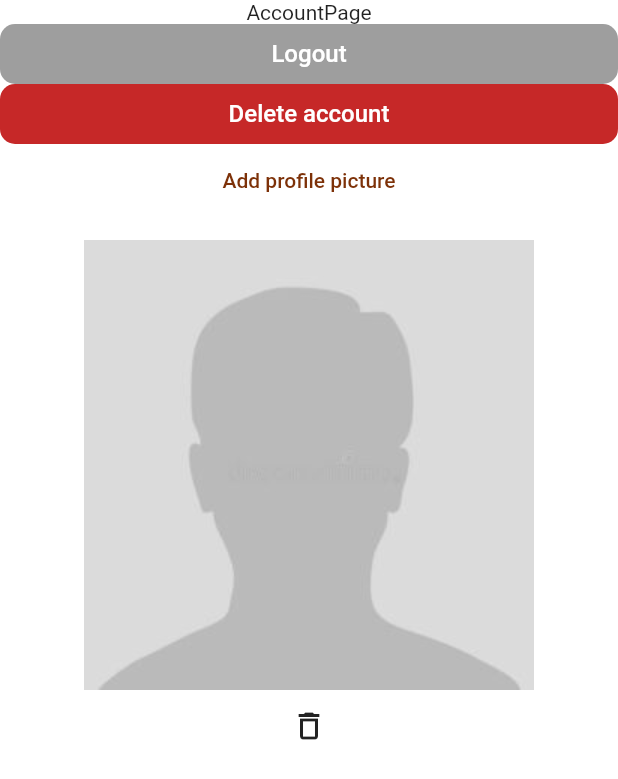
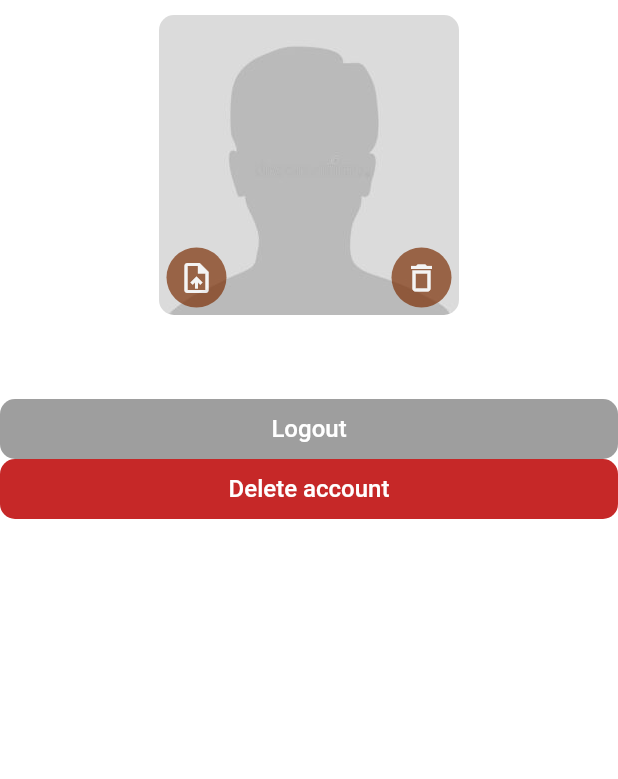
Before and after one commit to EliasReutelsterz/spa, a Flutter app: the Account screen opened directly, on a phone screen of 412 x 824 dp. Shown: the top 779 px of the screen. Run offline on Flutter 3.47's test engine with Material 2 defaults, Android fonts, the phone set to English and light mode, and no system bars; our stand-ins replace auto_route, bloc, cloud_firestore, dartz, firebase_auth, firebase_core and 4 more; accounts and stored records are empty; network calls fail; Roboto replaces fonts that are missing (Rubik).

Commit message:
first front end work for account page

```diff
--- a/lib/presentation/account/account.dart
+++ b/lib/presentation/account/account.dart
@@ -1,10 +1,8 @@
 import 'package:flutter/material.dart';
-import 'package:improsso/presentation/account/buttons/add_profile_picture_button.dart';
 import 'package:improsso/presentation/account/buttons/delete_account_button.dart';
-import 'package:improsso/presentation/account/buttons/delete_profile_picture.dart';
 import 'package:improsso/presentation/account/buttons/log_out_button.dart';
+import 'package:improsso/presentation/account/widgets/profile_picture_widget.dart';
 import 'package:improsso/presentation/account/widgets/test_for_observer_bloc.dart';
-import 'package:improsso/presentation/account/widgets/test_for_pictures_bloc.dart';
 
 class Account extends StatelessWidget {
   const Account({Key? key}) : super(key: key);
@@ -19,13 +17,12 @@ class Account extends StatelessWidget {
       body: SingleChildScrollView(
         physics: const BouncingScrollPhysics(),
         child: Column(children: [
-          const Text("AccountPage"),
+          const ProfilePictureWidget(),
+          const SizedBox(height: 20),
+          const TestForObserverBloc(),
+          const SizedBox(height: 20),
           const LogOutButton(),
           DeleteAccountButton(style: _style),
-          const AddProfilePictureButton(),
-          const TestForObserverBloc(),
-          const TestForPicturesBloc(),
-          const DeleteProfilePicture(),
         ]),
       ),
     );
--- a/lib/presentation/account/buttons/add_profile_picture_button.dart
+++ b/lib/presentation/account/buttons/add_profile_picture_button.dart
@@ -2,23 +2,26 @@ import 'dart:io';
 import 'package:flutter/material.dart';
 import 'package:flutter_bloc/flutter_bloc.dart';
 import 'package:improsso/application/user/pictures_bloc/bloc/pictures_bloc.dart';
-import 'package:improsso/domain/user_domain/usecases/user_usecases.dart';
 
 class AddProfilePictureButton extends StatelessWidget {
   const AddProfilePictureButton({Key? key}) : super(key: key);
 
   @override
   Widget build(BuildContext context) {
-    return Column(
-      children: [
-        TextButton(
+    return Opacity(
+      opacity: 0.7,
+      child: CircleAvatar(
+        backgroundColor: Theme.of(context).colorScheme.primary,
+        radius: 20,
+        child: IconButton(
+          icon: Icon(Icons.upload_file_outlined,
+              color: Theme.of(context).colorScheme.onPrimary),
           onPressed: () {
             BlocProvider.of<PicturesBloc>(context)
                 .add(PickAndUploadPictureEvent(context: context));
           },
-          child: const Text("Add profile picture"),
         ),
-      ],
+      ),
     );
   }
 }
--- a/lib/presentation/account/buttons/delete_profile_picture.dart
+++ b/lib/presentation/account/buttons/delete_profile_picture.dart
@@ -10,15 +10,33 @@ class DeleteProfilePicture extends StatelessWidget {
     return BlocBuilder<PicturesBloc, PicturesState>(
       builder: (context, picturesState) {
         if (picturesState is PicturesSuccess) {
-          return IconButton(
-              onPressed: (() {
-                BlocProvider.of<PicturesBloc>(context)
-                    .add(DeleteProfilePictureEvent(context: context));
-              }),
-              icon: const Icon(Icons.delete_outline));
+          return Opacity(
+            opacity: 0.7,
+            child: CircleAvatar(
+              backgroundColor: Theme.of(context).colorScheme.primary,
+              radius: 20,
+              child: IconButton(
+                  color: Theme.of(context).colorScheme.primary,
+                  onPressed: (() {
+                    BlocProvider.of<PicturesBloc>(context)
+                        .add(DeleteProfilePictureEvent(context: context));
+                  }),
+                  icon: Icon(Icons.delete_outline,
+                      color: Theme.of(context).colorScheme.onPrimary)),
+            ),
+          );
         } else {
-          return IconButton(
-              onPressed: (() {}), icon: const Icon(Icons.delete_outline));
+          return Opacity(
+            opacity: 0.7,
+            child: CircleAvatar(
+              backgroundColor: Theme.of(context).colorScheme.primary,
+              radius: 20,
+              child: IconButton(
+                  onPressed: (() {}),
+                  icon: Icon(Icons.delete_outline,
+                      color: Theme.of(context).colorScheme.onPrimary)),
+            ),
+          );
         }
       },
     );
--- a/lib/presentation/account/widgets/test_for_pictures_bloc.dart
+++ b/lib/presentation/account/widgets/profile_picture.dart
@@ -2,8 +2,8 @@ import 'package:flutter/material.dart';
 import 'package:flutter_bloc/flutter_bloc.dart';
 import 'package:improsso/application/user/pictures_bloc/bloc/pictures_bloc.dart';
 
-class TestForPicturesBloc extends StatelessWidget {
-  const TestForPicturesBloc({Key? key}) : super(key: key);
+class ProfilePicture extends StatelessWidget {
+  const ProfilePicture({Key? key}) : super(key: key);
 
   @override
   Widget build(BuildContext context) {
--- /dev/null
+++ b/lib/presentation/account/widgets/profile_picture_widget.dart
@@ -0,0 +1,48 @@
+import 'package:flutter/material.dart';
+import 'package:improsso/presentation/account/buttons/add_profile_picture_button.dart';
+import 'package:improsso/presentation/account/buttons/delete_profile_picture.dart';
+import 'package:improsso/presentation/account/widgets/profile_picture.dart';
+
+class ProfilePictureWidget extends StatelessWidget {
+  const ProfilePictureWidget({Key? key}) : super(key: key);
+
+  @override
+  Widget build(BuildContext context) {
+    return Align(
+      alignment: Alignment.topCenter,
+      child: Column(
+        children: [
+          const SizedBox(height: 10),
+          SizedBox(
+            height: 200,
+            width: 200,
+            child: Stack(
+              children: const [
+                Positioned(
+                  top: 0,
+                  child: ClipRRect(
+                    borderRadius: BorderRadius.all(
+                      Radius.circular(10),
+                    ),
+                    child: SizedBox(
+                        height: 200, width: 200, child: ProfilePicture()),
+                  ),
+                ),
+                Positioned(
+                  left: 5,
+                  bottom: 5,
+                  child: AddProfilePictureButton(),
+                ),
+                Positioned(
+                  right: 5,
+                  bottom: 5,
+                  child: DeleteProfilePicture(),
+                ),
+              ],
+            ),
+          ),
+        ],
+      ),
+    );
+  }
+}
--- a/lib/theme.dart
+++ b/lib/theme.dart
@@ -42,15 +42,15 @@ class AppTheme {
 
   static final ThemeData theme = ThemeData(
     scaffoldBackgroundColor: _scaffoldBackgroundCoor,
-    appBarTheme: AppBarTheme(
-      titleTextStyle: const TextStyle(
+    appBarTheme: const AppBarTheme(
+      titleTextStyle: TextStyle(
         color: _primaryTextColor,
       ),
       color: _appBarColor,
-      iconTheme: const IconThemeData(color: _iconColor),
+      iconTheme: IconThemeData(color: _iconColor),
     ),
     bottomAppBarColor: _bottomAppBarColor,
-    colorScheme: ColorScheme.light(
+    colorScheme: const ColorScheme.light(
       primary: _primary,
       secondary: _secondary,
       tertiary: _tertiary,
```
